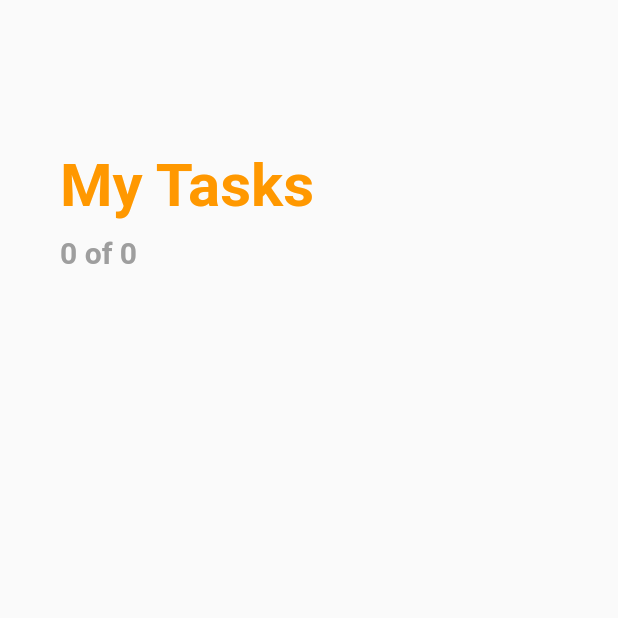
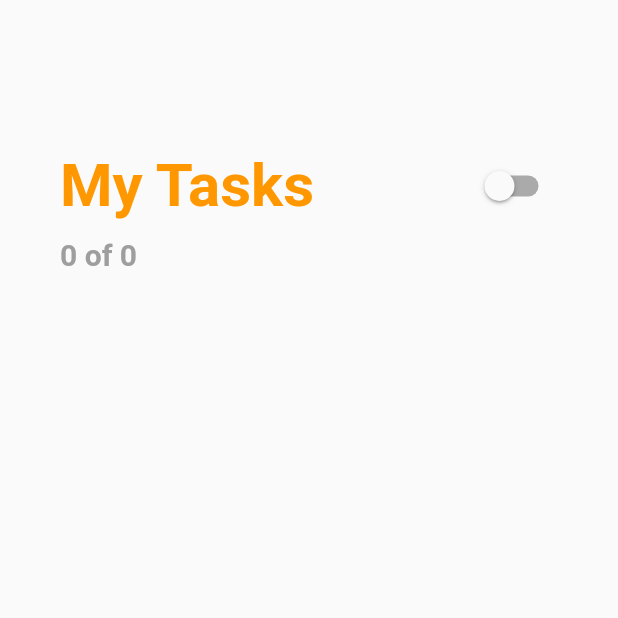
Before and after one commit to Yashtandon98/Minido, a Flutter app: the screen it shows after launch, on a phone screen of 412 x 824 dp, the top half of it. Run offline on Flutter 3.47's test engine with Material 2 defaults, Android fonts, the phone set to English and light mode, and no system bars; our stand-ins replace sqflite; accounts and stored records are empty.

Commit message:
Fixed date color for light theme. Added switch to enable manual switching between light and dark theme.

```diff
--- /dev/null
+++ b/lib/helpers/ThemeHelper.dart
@@ -0,0 +1,11 @@
+import 'package:flutter/material.dart';
+
+class AppStateNotifier extends ChangeNotifier{
+
+  bool isDarkMode = false;
+
+  void updateTheme(bool isDarkMode) {
+    this.isDarkMode = isDarkMode;
+    notifyListeners();
+  }
+}
--- a/lib/main.dart
+++ b/lib/main.dart
@@ -1,10 +1,17 @@
 import 'dart:math';
-
+import 'package:provider/provider.dart';
 import 'package:flutter/material.dart';
 import 'package:Minido/screens/splash.dart';
+import 'package:Minido/helpers/ThemeHelper.dart';
 
 void main() {
-  runApp(MyApp());
+  runApp(
+    // ignore: missing_required_param
+    ChangeNotifierProvider<AppStateNotifier>(
+     create: (context) => AppStateNotifier(),
+      child: MyApp(),
+    )
+  );
 }
 
 class MyApp extends StatelessWidget {
@@ -14,10 +21,13 @@ class MyApp extends StatelessWidget {
 
   @override
   Widget build(BuildContext context) {
+    return Consumer<AppStateNotifier>(
+    builder: (context, appState, child) {
       return MaterialApp(
         title: 'Mini-Do',
         debugShowCheckedModeBanner: false,
         theme: ThemeData(
+          brightness: Brightness.light,
           primarySwatch: Colors.orange,
           visualDensity: VisualDensity.adaptivePlatformDensity,
         ),
@@ -28,6 +38,9 @@ class MyApp extends StatelessWidget {
           visualDensity: VisualDensity.adaptivePlatformDensity,
         ),
         home: splash(),
+        themeMode: appState.isDarkMode ? ThemeMode.dark : ThemeMode.light,
+      );
+    }
     );
   }
 }
--- a/lib/screens/MiniDoScreen.dart
+++ b/lib/screens/MiniDoScreen.dart
@@ -3,6 +3,8 @@ import 'package:intl/intl.dart';
 import 'package:Minido/helpers/DatabaseHelper.dart';
 import 'package:Minido/models/TaskModel.dart';
 import 'package:Minido/screens/AddTaskScreen.dart';
+import 'package:provider/provider.dart';
+import 'package:Minido/helpers/ThemeHelper.dart';
 
 class MiniDoScreen extends StatefulWidget {
   @override
@@ -47,7 +49,7 @@ class _MiniDoScreenState extends State<MiniDoScreen> {
             subtitle: RichText(
               text: TextSpan(
                 text: '${_dateFormatter.format(task.date)} |',
-                style: TextStyle(fontSize: 15.0, decoration: task.status == 0 ? TextDecoration.none : TextDecoration.lineThrough
+                style: TextStyle(color: Colors.grey,fontSize: 15.0, decoration: task.status == 0 ? TextDecoration.none : TextDecoration.lineThrough
                 ),
                 children: [
                   TextSpan(text: ' ${task.priority}',
@@ -117,12 +119,23 @@ class _MiniDoScreenState extends State<MiniDoScreen> {
                 child: Column(
                   crossAxisAlignment: CrossAxisAlignment.start,
                   children: <Widget>[
-                    Text("My Tasks",
+                    Row(
+                      children: <Widget>[
+                      Text("My Tasks",
                       style: TextStyle(
                         color: Colors.orange,
                         fontSize: 40.0,
                         fontWeight: FontWeight.bold,
                       ),),
+                        Spacer(),
+                        Switch(
+                          value: Provider.of<AppStateNotifier>(context, listen: false).isDarkMode,
+                          onChanged: (boolVal) {
+                            Provider.of<AppStateNotifier>(context, listen: false).updateTheme(boolVal);
+                          },
+                        )
+                      ]
+                    ),
                     SizedBox(height: 10,),
                     Text("$completedTaskCount of ${snapshot.data.length}",
                       style: TextStyle(
--- a/pubspec.yaml
+++ b/pubspec.yaml
@@ -32,6 +32,7 @@ dependencies:
   sqflite: ^1.3.2+1
   path_provider: ^1.6.22
   flutter_launcher_icons: ^0.8.1
+  provider: ^5.0.0
 
 dev_dependencies:
   flutter_test:
```
Also changed, not shown: pubspec.lock. Lines whose indentation alone changed are shown as unchanged.
